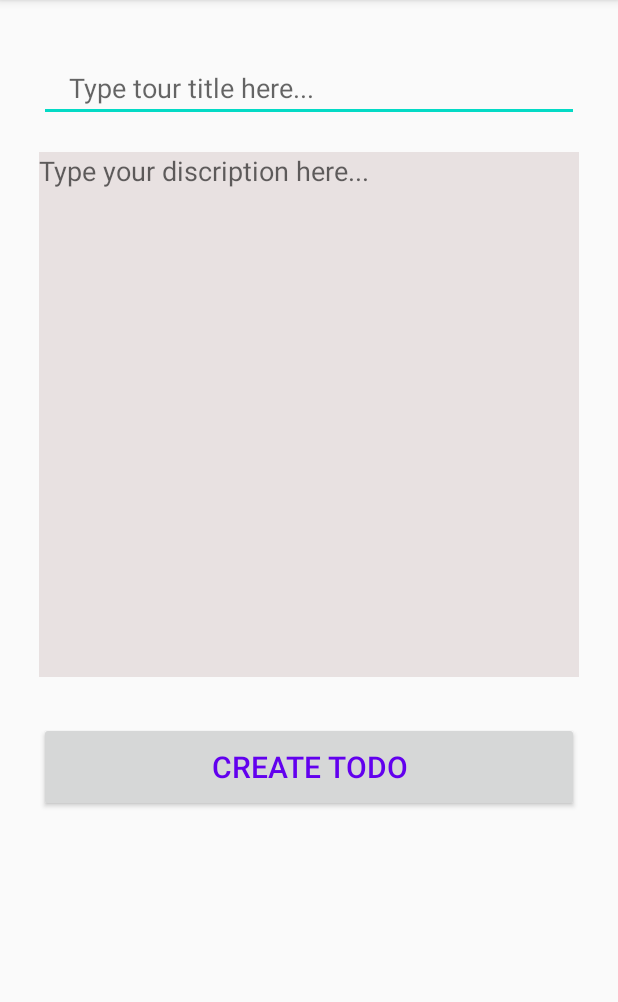
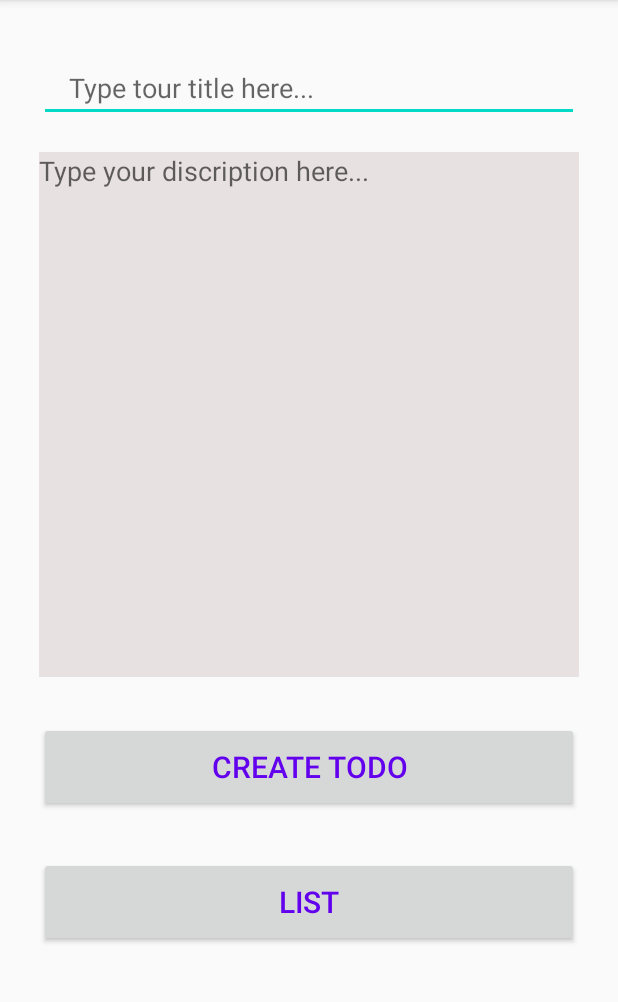
Before and after one commit to sanskarpawar/TodoApp_Kotlin, an Android app: the screen it shows after launch (MainActivity), on a phone screen of 412 x 824 dp, the part 84-1086 px from its top. Run offline under Robolectric (Android 15) with nearby library versions, the phone set to English and light mode, and no system bars; our stand-ins replace Firebase (no records; nobody signed in at launch, a user with empty details on screens opened directly), data binding.

```diff
--- a/app/src/main/java/com/example/notesapp/MainActivity.kt
+++ b/app/src/main/java/com/example/notesapp/MainActivity.kt
@@ -1,15 +1,18 @@
 package com.example.notesapp
 
+import android.content.Intent
 import androidx.appcompat.app.AppCompatActivity
 import android.os.Bundle
 import android.text.TextUtils
 import android.widget.Toast
+import androidx.recyclerview.widget.RecyclerView
 import com.example.notesapp.databinding.MainActivityBinding
 import com.example.realtimedatabasekotlin.User
 import com.google.firebase.database.DatabaseReference
 import com.google.firebase.database.FirebaseDatabase
 import kotlinx.android.synthetic.main.main_activity.*
 import java.util.*
+import kotlin.collections.ArrayList
 
 
 class MainActivity : AppCompatActivity() {
@@ -17,12 +20,16 @@ class MainActivity : AppCompatActivity() {
     private lateinit var binding : MainActivityBinding
     private lateinit var database : DatabaseReference
 
+
     override fun onCreate(savedInstanceState: Bundle?) {
         super.onCreate(savedInstanceState)
         binding = MainActivityBinding.inflate(layoutInflater)
         setContentView(binding.root)
 
-
+        binding.showList.setOnClickListener {
+            intent = Intent(applicationContext, TodoListActivity::class.java)
+            startActivity(intent)
+        }
 
 
 
--- a/app/src/main/res/drawable/input.xml
+++ b/app/src/main/res/drawable/input.xml
@@ -16,7 +16,7 @@
 
         <path
             android:pathData="M0 0V50H360V0"
-            android:fillColor="#FFFFFF"
+            android:fillColor="#B9CED1"
             />
 
     </group>
--- a/app/src/main/res/layout/main_activity.xml
+++ b/app/src/main/res/layout/main_activity.xml
@@ -50,6 +50,15 @@
             android:layout_marginTop="30dp"
             android:layout_gravity="center_horizontal"
             android:text="@string/enter_data" />
+        <Button
+            android:id="@+id/showList"
+            android:layout_width="360dp"
+            android:layout_height="60dp"
+            android:textColor="@color/colorPrimary"
+            android:textSize="20sp"
+            android:layout_marginTop="30dp"
+            android:layout_gravity="center_horizontal"
+            android:text="list" />
 
     </LinearLayout>
 </layout>
--- a/app/src/main/res/layout/single_todo_item.xml
+++ b/app/src/main/res/layout/single_todo_item.xml
@@ -5,8 +5,10 @@
     xmlns:app="http://schemas.android.com/apk/res-auto"
     app:cardElevation="8dp"
     app:cardCornerRadius="8dp"
-    android:layout_margin="16dp"
+    android:layout_margin="8dp"
     android:background="@drawable/input"
+    app:cardBackgroundColor="@color/cardBackground"
+
 
 
     >
@@ -37,6 +39,7 @@
                     android:textColor="@color/black"
                     android:textSize="30sp"
                     android:fontFamily="serif-monospace"
+
                     />
                </LinearLayout>
 
--- a/app/src/main/res/values/colors.xml
+++ b/app/src/main/res/values/colors.xml
@@ -1,6 +1,7 @@
 <?xml version="1.0" encoding="utf-8"?>
 <resources>
     <color name="colorPrimary">#6200EE</color>
+    <color name="cardBackground">#AA8FD1</color>
     <color name="colorPrimaryDark">#3700B3</color>
     <color name="colorAccent">#03DAC5</color>
     <color name="redcolor">#F44336</color>
```
Also changed, not shown: app/src/main/java/com/example/notesapp/MyAdapter.kt (added, +36 -0 lines), app/src/main/java/com/example/notesapp/TodoListActivity.kt (+56 -0 lines), app/src/main/res/layout/activity_todo_list.xml (+14 -2 lines).
